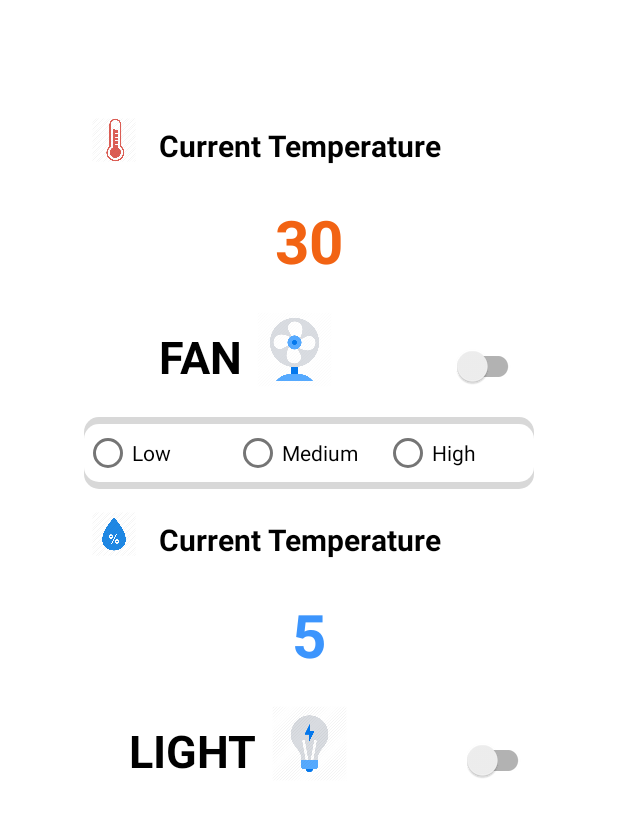
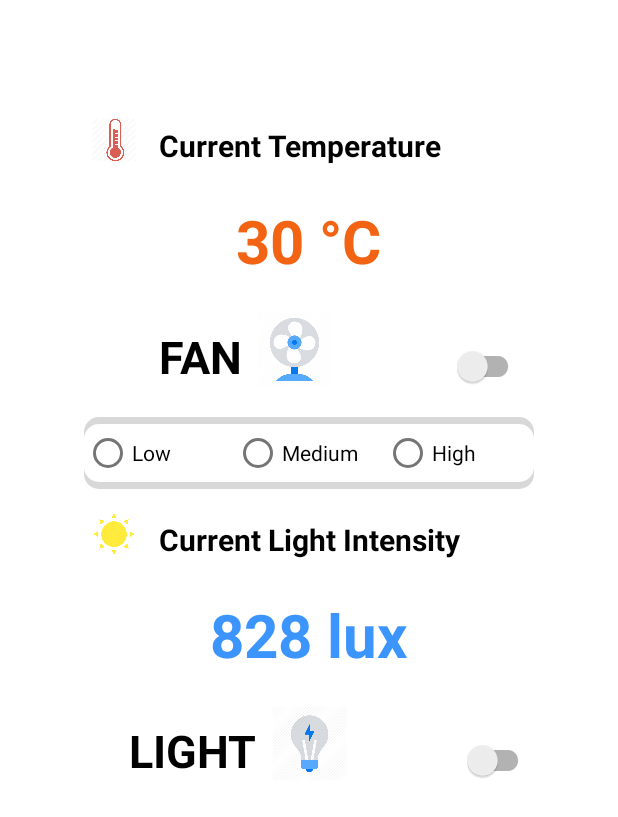
Before and after one commit to tdvinhthuy/SmartHome, an Android app: the layout fragment_control.xml on its own in the app's theme, with its tools: preview values and no code run, on a phone screen of 412 x 824 dp. Shown: the top 817 px of the screen. Run offline under Robolectric (Android 15) with nearby library versions, the phone set to English and light mode, and no system bars.

Commit message:
Fix Statistic Page, Fix UI in Control Page

```diff
--- a/app/src/main/java/com/example/smarthome/Fragment/ControlFragment.java
+++ b/app/src/main/java/com/example/smarthome/Fragment/ControlFragment.java
@@ -112,19 +112,19 @@ public class ControlFragment extends Fragment /*implements AdapterView.OnItemSel
         rbLow.setOnClickListener(new View.OnClickListener() {
             @Override
             public void onClick(View v) {
-                roomListener.onFanChange(1, false);
+                roomListener.onFanChange(85, false);
             }
         });
         rbMedium.setOnClickListener(new View.OnClickListener() {
             @Override
             public void onClick(View v) {
-                roomListener.onFanChange(2, false);
+                roomListener.onFanChange(170, false);
             }
         });
         rbHigh.setOnClickListener(new View.OnClickListener() {
             @Override
             public void onClick(View v) {
-                roomListener.onFanChange(3, false);
+                roomListener.onFanChange(255, false);
             }
         });
 
--- a/app/src/main/res/layout/fragment_control.xml
+++ b/app/src/main/res/layout/fragment_control.xml
@@ -59,7 +59,7 @@
                 <TextView
                     android:layout_width="wrap_content"
                     android:layout_height="wrap_content"
-                    android:text="30"
+                    android:text="30 °C"
                     android:textColor="@color/temperature"
                     android:textStyle="bold"
                     android:textSize="40sp"
@@ -143,12 +143,12 @@
                     android:layout_width="40dp"
                     android:layout_height="40dp"
                     android:padding="5dp"
-                    android:src="@drawable/_19___humidity_512"
+                    android:src="@drawable/summer_vacation_sun_sunlight_summer_heat_hot_512"
                     android:id="@+id/imgWater"/>
                 <TextView
                     android:layout_width="wrap_content"
                     android:layout_height="wrap_content"
-                    android:text="Current Temperature"
+                    android:text="Current Light Intensity"
                     android:layout_toEndOf="@id/imgWater"
                     android:layout_toRightOf="@id/imgWater"
                     android:layout_marginTop="10dp"
@@ -160,7 +160,7 @@
                 <TextView
                     android:layout_width="wrap_content"
                     android:layout_height="wrap_content"
-                    android:text="5"
+                    android:text="828 lux"
                     android:textColor="@color/humidity"
                     android:textStyle="bold"
                     android:textSize="40sp"
--- a/app/src/main/res/layout/fragment_statistics.xml
+++ b/app/src/main/res/layout/fragment_statistics.xml
@@ -324,7 +324,7 @@
                 app:layout_constraintStart_toStartOf="parent"
                 app:layout_constraintEnd_toEndOf="parent"
                 android:layout_marginTop="25dp"
-                android:text="Fan’s average operating time"
+                android:text="Total fan’s operating time"
                 android:textSize="25sp"
                 android:paddingLeft="40dp"/>
             <ImageView
@@ -391,7 +391,7 @@
                 app:layout_constraintStart_toStartOf="parent"
                 app:layout_constraintEnd_toEndOf="parent"
                 android:layout_marginTop="25dp"
-                android:text="Light’s average operating time"
+                android:text="Total light’s operating time"
                 android:textSize="25sp"
                 android:paddingLeft="40dp"/>
             <ImageView
```
Also changed, not shown: app/src/main/java/com/example/smarthome/Fragment/StatisticsFragment.java (+8 -8 lines), 2 other files.
